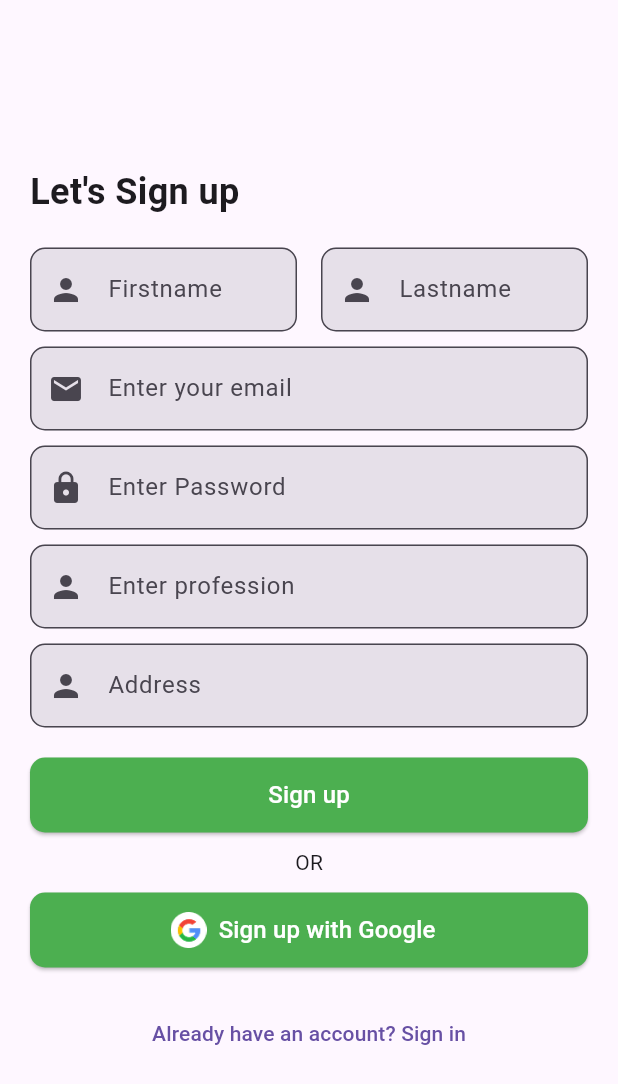
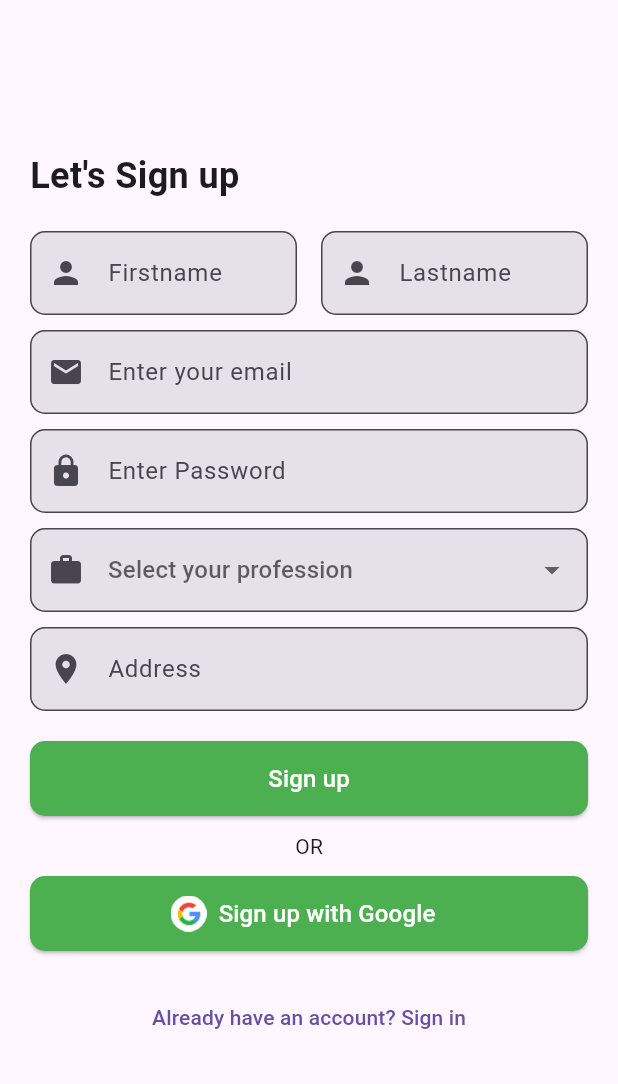
Before and after one commit to HassanQureshiWorks/todo, a Flutter app: the Signupdetails screen opened directly, on a phone screen of 412 x 824 dp. Shown: the top 1084 px of the screen. Run offline on Flutter 3.47's test engine with Material 3 defaults, Android fonts, the phone set to English and light mode, and no system bars; our stand-ins replace awesome_dialog, cloud_firestore, firebase_auth, firebase_core; accounts and stored records are empty.

Commit message:
dropdown added , others option added , signin button fixed

```diff
--- a/lib/main.dart
+++ b/lib/main.dart
@@ -8,6 +8,7 @@ void main() async {
   WidgetsFlutterBinding.ensureInitialized();
   await Firebase.initializeApp(
     options: DefaultFirebaseOptions.currentPlatform,
+
   );
   runApp(const MyApp());
 }
--- a/lib/signin/signin.dart
+++ b/lib/signin/signin.dart
@@ -61,7 +61,7 @@ class _SigninState extends State<Signin> {
                     return null;
                   }),
               SizedBox(height: 50),
-              _buildButton("Sign in", Color(0xFF7FBFA6)),
+              _buildButton("Sign in"),
               SizedBox(height: 10),
               Center(child: Text("OR")),
               SizedBox(height: 20),
@@ -97,14 +97,14 @@ class _SigninState extends State<Signin> {
     );
   }
 
-  Widget _buildButton(String text, Color color) {
+  Widget _buildButton(String text,) {
     return Center(
       child: SizedBox(
         width: 260,
         height: 50,
         child: ElevatedButton(
           style: ElevatedButton.styleFrom(
-            backgroundColor: color,
+            backgroundColor: Colors.green,
             shape: RoundedRectangleBorder(
               borderRadius: BorderRadius.circular(30),
             ),
--- a/lib/signupdetails/signupdetails.dart
+++ b/lib/signupdetails/signupdetails.dart
@@ -14,18 +14,28 @@ class Signupdetails extends StatefulWidget {
 }
 
 class SignupdetailsState extends State<Signupdetails> {
-
-  final _formKey = GlobalKey<FormState>(); // Form key for validation
-
+  final _formKey = GlobalKey<FormState>();
   final FirebaseAuthService _auth = FirebaseAuthService();
 
   TextEditingController firstnameController = TextEditingController();
   TextEditingController lastnameController = TextEditingController();
   TextEditingController emailController = TextEditingController();
   TextEditingController passwordController = TextEditingController();
-  TextEditingController professionController = TextEditingController();
   TextEditingController addressController = TextEditingController();
+  TextEditingController otherProfessionController = TextEditingController(); // Controller for custom profession
 
+  String? selectedProfession; // Holds selected dropdown value
+  bool isOtherSelected = false; // Track if "Other" is selected
+
+  List<String> professions = [
+    "Doctor",
+    "Engineer",
+    "Teacher",
+    "Businessman",
+    "Student",
+    "Freelancer",
+    "Other"
+  ];
 
   @override
   void dispose() {
@@ -33,10 +43,8 @@ class SignupdetailsState extends State<Signupdetails> {
     lastnameController.dispose();
     emailController.dispose();
     passwordController.dispose();
-    professionController.dispose();
-
-
-    // TODO: implement dispose
+    addressController.dispose();
+    otherProfessionController.dispose();
     super.dispose();
   }
 
@@ -45,21 +53,14 @@ class SignupdetailsState extends State<Signupdetails> {
     return Scaffold(
       body: Form(
         key: _formKey,
-        child: Stack(
-          children: [
-            // Background Image
-            // Positioned.fill(
-            //   child: Image.asset(
-            //     'assets/background.png',
-            //     fit: BoxFit.cover,
-            //   ),
-            // ),
-            Padding(
+        child: Padding(
           padding: const EdgeInsets.all(20.0),
+          child: SingleChildScrollView(
             child: Column(
               mainAxisAlignment: MainAxisAlignment.center,
               crossAxisAlignment: CrossAxisAlignment.start,
               children: [
+                SizedBox(height: 80,),
                 Text(
                   "Let's Sign up",
                   style: TextStyle(fontSize: 24, fontWeight: FontWeight.bold),
@@ -68,30 +69,27 @@ class SignupdetailsState extends State<Signupdetails> {
                 Row(
                   children: [
                     Flexible(
-                        flex: 2,
+                      flex: 1,
                       child: _buildTextField(Icons.person, "Firstname", firstnameController),
                     ),
-                      SizedBox(width: 16), // Adjust the spacing here
+                    SizedBox(width: 16),
                     Flexible(
-                        flex: 2,
+                      flex: 1,
                       child: _buildTextField(Icons.person, "Lastname", lastnameController),
                     ),
                   ],
                 ),
-
                 SizedBox(height: 10),
-                  _buildTextField(Icons.email, "Enter your email",emailController,
-                      validator: (value) {
+                _buildTextField(Icons.email, "Enter your email", emailController, validator: (value) {
                   if (value == null || value.isEmpty) {
                     return 'Email cannot be empty';
                   } else if (!RegExp(r'^[^@]+@[^@]+\.[^@]+').hasMatch(value)) {
                     return 'Enter a valid email';
                   }
                   return null;
-                      } ),
+                }),
                 SizedBox(height: 10),
-                  _buildTextField(Icons.lock, "Enter Password",passwordController ,obscureText: true,
-                      validator: (value) {
+                _buildTextField(Icons.lock, "Enter Password", passwordController, obscureText: true, validator: (value) {
                   if (value == null || value.isEmpty) {
                     return 'Password cannot be empty';
                   } else if (value.length < 6) {
@@ -100,9 +98,19 @@ class SignupdetailsState extends State<Signupdetails> {
                   return null;
                 }),
                 SizedBox(height: 10),
-                  _buildTextField(Icons.person, "Enter profession",professionController,),
+
+                // Profession Drop-down
+                _buildProfessionDropdown(),
+
+                // Custom Profession Text Field (Appears if "Other" is selected)
+                if (isOtherSelected)
+                  Padding(
+                    padding: const EdgeInsets.only(top: 10),
+                    child: _buildTextField(Icons.work, "Enter your profession", otherProfessionController),
+                  ),
+
                 SizedBox(height: 10),
-                  _buildTextField(Icons.person, "Address",addressController,),
+                _buildTextField(Icons.location_on, "Address", addressController),
                 SizedBox(height: 20),
                 _buildButton("Sign up", Colors.green),
                 SizedBox(height: 10),
@@ -123,13 +131,39 @@ class SignupdetailsState extends State<Signupdetails> {
               ],
             ),
           ),
-          ],
         ),
       ),
     );
   }
 
-  Widget _buildTextField(IconData icon, String hint,TextEditingController controller,
+  // Profession Dropdown
+  Widget _buildProfessionDropdown() {
+    return DropdownButtonFormField<String>(
+      value: selectedProfession,
+      decoration: InputDecoration(
+        prefixIcon: Icon(Icons.work),
+        border: OutlineInputBorder(borderRadius: BorderRadius.circular(10)),
+        filled: true,
+      ),
+      hint: Text("Select your profession"),
+      items: professions.map((String profession) {
+        return DropdownMenuItem<String>(
+          value: profession,
+          child: Text(profession),
+        );
+      }).toList(),
+      onChanged: (value) {
+        setState(() {
+          selectedProfession = value;
+          isOtherSelected = value == "Other"; // Show text field if "Other" is selected
+        });
+      },
+      validator: (value) => value == null ? "Please select a profession" : null,
+    );
+  }
+
+  // Text Field Builder
+  Widget _buildTextField(IconData icon, String hint, TextEditingController controller,
       {bool obscureText = false, String? Function(String?)? validator}) {
     return TextFormField(
       controller: controller,
@@ -145,6 +179,7 @@ class SignupdetailsState extends State<Signupdetails> {
     );
   }
 
+  // Signup Button
   Widget _buildButton(String text, Color color) {
     return SizedBox(
       width: double.infinity,
@@ -157,8 +192,7 @@ class SignupdetailsState extends State<Signupdetails> {
           ),
         ),
         onPressed: () {
-          if (_formKey.currentState!.validate())
-          _signup(context);
+          if (_formKey.currentState!.validate()) _signup(context);
         },
         child: Text(
           text,
@@ -168,6 +202,7 @@ class SignupdetailsState extends State<Signupdetails> {
     );
   }
 
+  // Google Sign-Up Button
   Widget _buildGoogleButton() {
     return SizedBox(
       width: double.infinity,
@@ -193,41 +228,45 @@ class SignupdetailsState extends State<Signupdetails> {
     );
   }
 
+  // Signup Function
   void _signup(BuildContext context) async {
-    String email = emailController.text;
-    String password = passwordController.text;
+    String email = emailController.text.trim();
+    String password = passwordController.text.trim();
 
+    try {
       User? user = await _auth.signUpWithEmailAndPassword(email, password);
 
-    if (user != null) { // ✅ Correct variable name
-      print("User is successfully created");
+      if (user != null) {
+        print("User successfully created");
+
+        String profession = isOtherSelected ? otherProfessionController.text : selectedProfession!;
+
         adduserdetails(
           firstnameController.text,
           lastnameController.text,
           emailController.text,
-          professionController.text,
-          addressController.text
+          profession,
+          addressController.text,
         );
 
         Navigator.of(context).pushReplacement(
-        MaterialPageRoute(builder: (context) => Home()), // ✅ Ensure correct navigation
+          MaterialPageRoute(builder: (context) => Home()),
         );
-    } else {
-      showError(context);
-      print("Some error happened");
-
+      }
+    } catch (e) {
+      showError(context, e.toString());
     }
   }
 
-
-  void showError(BuildContext context) {
+  // Show Error Dialog
+  void showError(BuildContext context, String errorMessage) {
     AwesomeDialog(
       context: context,
       dialogType: DialogType.error,
       headerAnimationLoop: false,
       animType: AnimType.bottomSlide,
       title: 'Error',
-      desc: FirebaseAuthService.error,
+      desc: errorMessage,
       buttonsTextStyle: const TextStyle(color: Colors.black),
       showCloseIcon: true,
       btnCancelOnPress: () {},
@@ -235,12 +274,18 @@ class SignupdetailsState extends State<Signupdetails> {
     ).show();
   }
 }
-Future adduserdetails(String firstname,String lastname, String email, String profession, String address) async{
-  await FirebaseFirestore.instance.collection('users').add({
-    'firstname' : firstname,
-    'lastname' : lastname,
-    'email' : email,
+
+// Firestore: Store User Data
+Future adduserdetails(String firstname, String lastname, String email, String profession, String address) async {
+  User? user = FirebaseAuth.instance.currentUser;
+  if (user != null) {
+    await FirebaseFirestore.instance.collection('users').doc(user.uid).set({
+      'firstname': firstname,
+      'lastname': lastname,
+      'email': email,
       'profession': profession,
       'address': address,
+      'createdAt': FieldValue.serverTimestamp(),
     });
   }
+}
```
Also changed, not shown: lib/new/new.dart (added, +122 -0 lines), 4 other files. Lines whose indentation alone changed are shown as unchanged.
